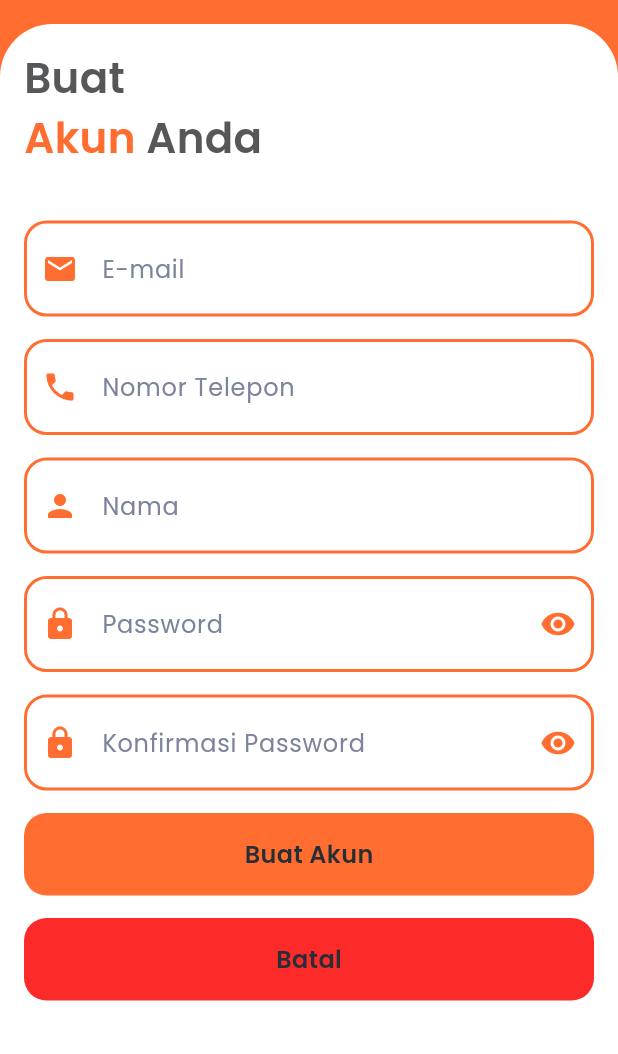
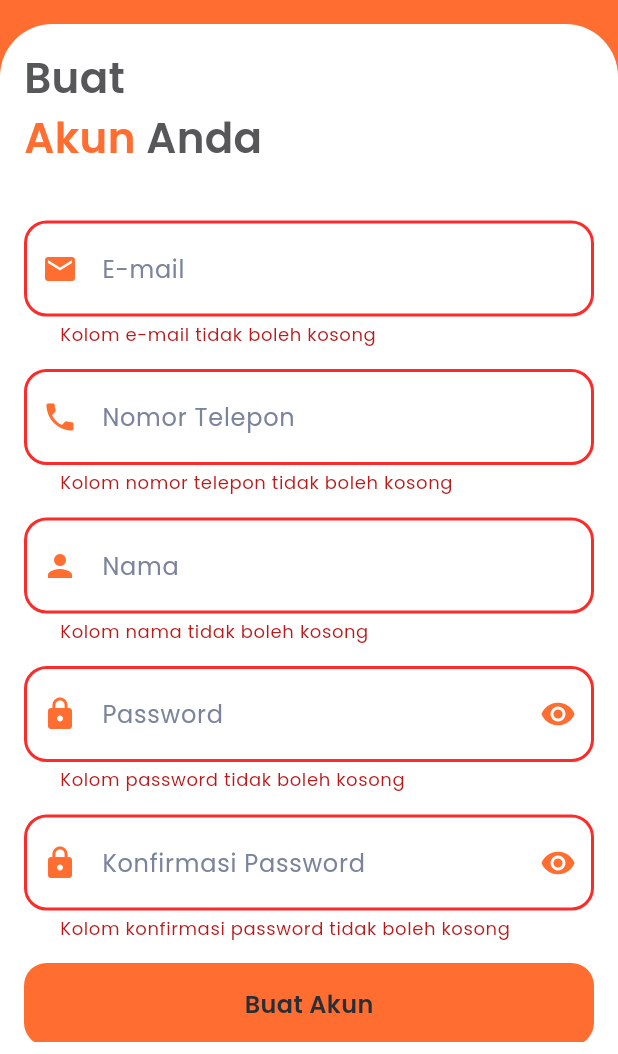
Before and after one commit to rizkiazka99/Villa-Reservation-App-Client, a Flutter app: the RegisterScreen screen opened by its route, after a tap on "Buat Akun", on a phone screen of 412 x 824 dp, the part 182-1236 px from its top. Run offline on Flutter 3.47's test engine with Material 2 defaults, Android fonts, the phone set to English and light mode, and no system bars; our stand-ins replace dio, email_validator, flutter_spinkit, get, shared_preferences; accounts and stored records are empty.

```diff
--- a/lib/data/api/repository.dart
+++ b/lib/data/api/repository.dart
@@ -1,5 +1,6 @@
 import 'package:reservilla/data/api/api_endpoints.dart';
 import 'package:reservilla/data/models/auth/login_response.dart';
+import 'package:reservilla/data/models/auth/register_response.dart';
 
 class Repository {
   Users usersApi = Users();
@@ -8,4 +9,9 @@ class Repository {
     final response = await usersApi.login(data);
     return LoginResponse.fromJson(response);
   }
+
+  Future<RegisterResponse> signup(data) async {
+    final response = await usersApi.signup(data);
+    return RegisterResponse.fromJson(response);
+  }
 }
--- a/lib/data/models/auth/register_response.dart
+++ b/lib/data/models/auth/register_response.dart
@@ -2,7 +2,7 @@ class RegisterResponse {
     bool status;
     String message;
     dynamic accessToken;
-    Data data;
+    Data? data;
 
     RegisterResponse({
         required this.status,
@@ -15,14 +15,14 @@ class RegisterResponse {
         status: json["status"],
         message: json["message"],
         accessToken: json["access_token"],
-        data: Data.fromJson(json["data"]),
+        data: json['data'] == null ? null : Data.fromJson(json["data"]),
     );
 
     Map<String, dynamic> toJson() => {
         "status": status,
         "message": message,
         "access_token": accessToken,
-        "data": data.toJson(),
+        "data": data!.toJson(),
     };
 }
 
--- a/lib/modules/controller/auth/register_screen_controller.dart
+++ b/lib/modules/controller/auth/register_screen_controller.dart
@@ -1,8 +1,16 @@
 import 'package:flutter/material.dart';
+import 'package:flutter_spinkit/flutter_spinkit.dart';
 import 'package:get/get.dart';
+import 'package:reservilla/core/colors.dart';
+import 'package:reservilla/data/api/repository.dart';
 import 'package:reservilla/data/models/auth/register_response.dart';
+import 'package:reservilla/router/route_variables.dart';
+import 'package:reservilla/widgets/default_snackbar.dart';
+import 'package:reservilla/widgets/loader_dialog.dart';
 
 class RegisterScreenController extends GetxController {
+  Repository repository = Repository();
+
   TextEditingController emailController = TextEditingController();
   TextEditingController phoneController = TextEditingController();
   TextEditingController nameController = TextEditingController();
@@ -58,4 +66,65 @@ class RegisterScreenController extends GetxController {
     isConfirmPasswordVisible = !isConfirmPasswordVisible;
   }
 
+  Future<RegisterResponse?> signup() async {
+    dynamic data = {
+      'email': emailController.text,
+      'phone': phoneController.text,
+      'name': nameController.text,
+      'password': passwordController.text
+    };
+
+    registerLoading = true;
+    RegisterResponse? res = await repository.signup(data);
+    registerData = res;
+    registerLoading = false;
+
+    return registerData;
+  }
+
+  initiateSignup() async {
+    final isEmailValid = emailFormKey.currentState!.validate();
+    final isPhoneValid = phoneFormKey.currentState!.validate();
+    final isNameValid = nameFormKey.currentState!.validate();
+    final isPasswordValid = passwordFormKey.currentState!.validate();
+    final isConfirmPasswordValid = confirmPasswordFormKey.currentState!.validate();
+
+    if (isEmailValid && isPhoneValid && isNameValid && isPasswordValid && isConfirmPasswordValid) {
+      loaderDialog(
+        const SpinKitRing(color: contextOrange),
+        'Mohon tunggu...'
+      );
+      await signup();
+
+      if(registerData!.status) {
+        Get.back();
+        Get.offAllNamed(loginScreenRoute);
+        defaultSnackbar('Akun telah dibuat!', 'Silahkan masuk ke akun Anda');
+      } else {
+        if (registerData!.message == 'This e-mail address has been used by another account') {
+          Get.back();
+          defaultSnackbar('Ups!', 'E-mail telah dipakai oleh pengguna lain');
+        } else if (registerData!.message == 'This phone number has been used by another account') {
+          Get.back();
+          defaultSnackbar('Ups!', 'Nomor telepon telah dipakai oleh pengguna lain');
+        }
+      }
+    } else if (!isEmailValid) {
+      autoValidateEmail = AutovalidateMode.always;
+    } else if (!isPhoneValid) {
+      autoValidatePhone = AutovalidateMode.always;
+    } else if (!isNameValid) {
+      autoValidateName = AutovalidateMode.always;
+    } else if (!isPasswordValid) {
+      autoValidatePassword = AutovalidateMode.always;
+    } else if (!isConfirmPasswordValid) {
+      autoValidateConfirmPassword = AutovalidateMode.always;
+    } else {
+      autoValidateEmail = AutovalidateMode.always;
+      autoValidatePhone = AutovalidateMode.always;
+      autoValidateName = AutovalidateMode.always;
+      autoValidatePassword = AutovalidateMode.always;
+      autoValidateConfirmPassword = AutovalidateMode.always;
+    }
+  }
 }
--- a/lib/modules/view/auth/register_screen.dart
+++ b/lib/modules/view/auth/register_screen.dart
@@ -144,6 +144,10 @@ class _RegisterScreenState extends State<RegisterScreen> {
                                     } else {
                                       if (value.length > 13) {
                                         return 'Nomor telepon tidak boleh lebih dari 13 digit';
+                                      } else if (value.length < 10) {
+                                        return 'Nomor telepon tidak boleh kurang dari 10 digit';
+                                      } else if (value[0] != '0' && value[1] != '8') {
+                                        return 'Nomor telepon tidak valid. Tolong ikuti format "08xxxxxxxx"';
                                       }
                                     }
                                   }
@@ -202,10 +206,7 @@ class _RegisterScreenState extends State<RegisterScreen> {
                                       return 'Kolom password tidak boleh kosong';
                                     } else {
                                       if (!validate) {
-                                        return 'Password harus terdiri dari 1 huruf besar, 1 huruf kecil dan 1 angka';
-                                      }
-                                      if (value.length < 8) {
-                                        return 'Password harus terdiri dari setidaknya 8 karakter';
+                                        return 'Password harus terdiri dari 8 katakter, 1 huruf besar, 1 huruf kecil dan 1 angka';
                                       }
                                     }
                                   }
@@ -246,7 +247,7 @@ class _RegisterScreenState extends State<RegisterScreen> {
                               )),
                               DefaultButton(
                                 onTap: () {
-
+                                  controller.initiateSignup();
                                 },
                                 color: contextOrange,
                                 buttonText: 'Buat Akun'
--- a/lib/widgets/authentication_form.dart
+++ b/lib/widgets/authentication_form.dart
@@ -44,6 +44,7 @@ class _AuthenticationFormState extends State<AuthenticationForm> {
         keyboardType: widget.input,
         decoration: InputDecoration(
           hintText: widget.hintText,
+          errorMaxLines: 2,
           hintStyle: h5(
             color: textGrey,
             fontWeight: FontWeight.normal
```
Also changed, not shown: lib/data/api/api_endpoints.dart (+17 -0 lines).
